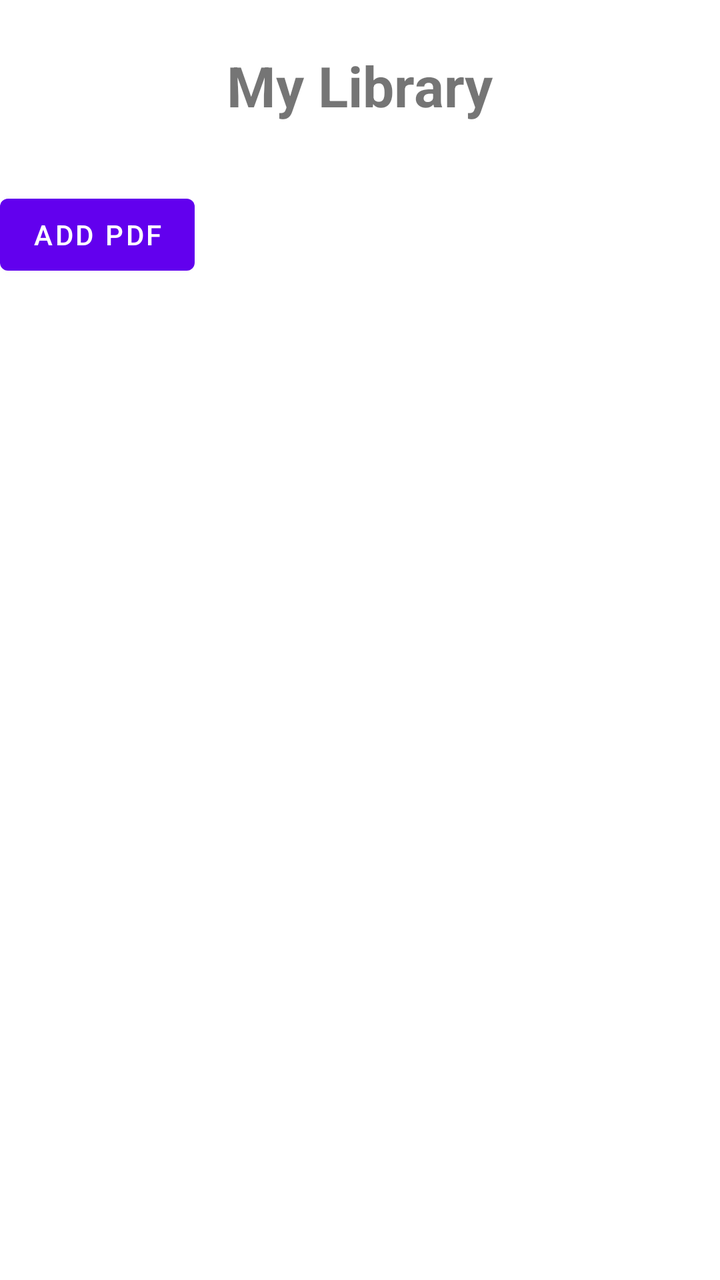
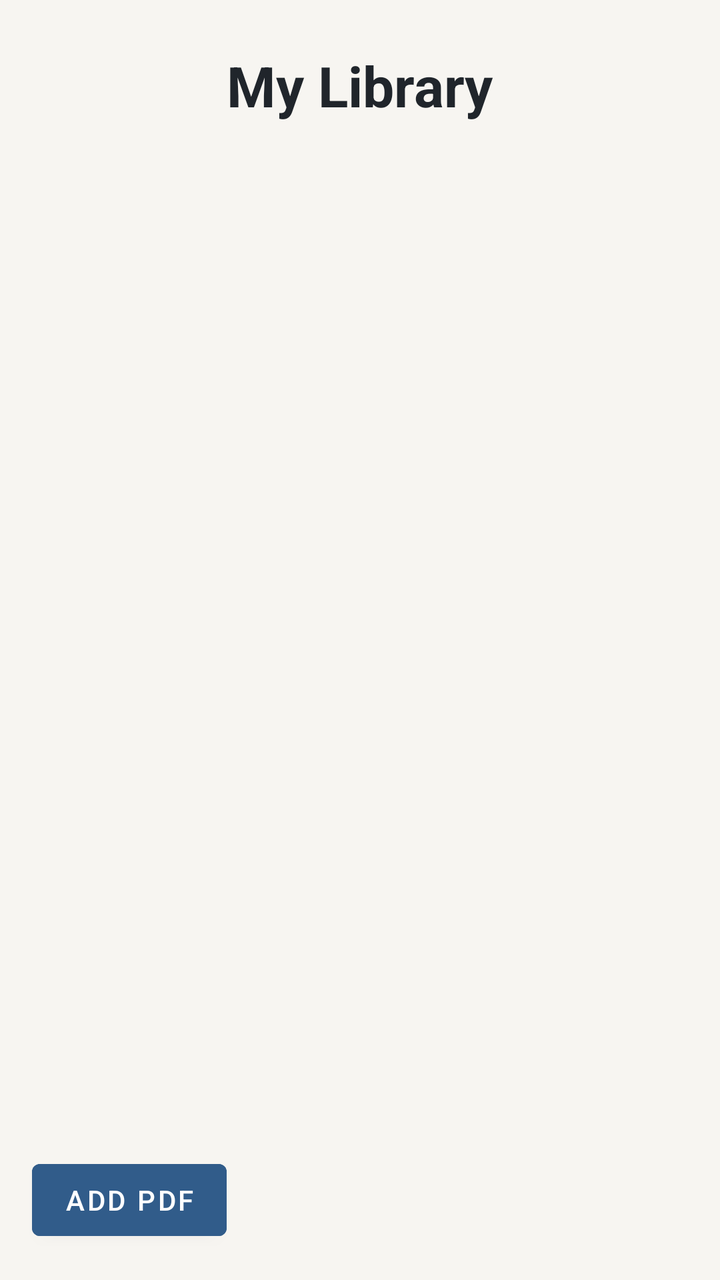

Two renders of the same Android screen: before a commit and after it. Below are the layout's source before the change and the commit's diff.
<!-- AndroidManifest.xml: application theme Theme.MindsetReader -->
<!-- res/layout/activity_library.xml -->
<?xml version="1.0" encoding="utf-8"?>
<LinearLayout xmlns:android="http://schemas.android.com/apk/res/android"
    android:orientation="vertical"
    android:layout_width="match_parent"
    android:layout_height="match_parent">

    <TextView
        android:layout_width="wrap_content"
        android:layout_height="wrap_content"
        android:text="@string/library_title"
        android:textSize="28sp"
        android:textStyle="bold"
        android:layout_gravity="center_horizontal"
        android:layout_marginTop="24dp" />



    <LinearLayout
        android:id="@+id/pdfLibraryContainer"
        android:layout_width="match_parent"
        android:layout_height="wrap_content"
        android:orientation="vertical"
        android:layout_marginTop="16dp" />

    <Button
        android:id="@+id/addPdfButton"
        android:layout_width="wrap_content"
        android:layout_height="wrap_content"
        android:layout_marginTop="16dp"
        android:text="@string/add_pdf" />

</LinearLayout>
<!-- resources referenced by this layout -->
<resources>
  <string name="add_pdf">Add PDF</string>
  <string name="library_title">My Library</string>
  <style name="Theme.MindsetReader" parent="Theme.MaterialComponents.DayNight.DarkActionBar">
          
          <item name="colorPrimary">@color/purple_500</item>
          <item name="colorPrimaryVariant">@color/purple_700</item>
          <item name="colorOnPrimary">@color/white</item>
          
          <item name="colorSecondary">@color/teal_200</item>
          <item name="colorSecondaryVariant">@color/teal_700</item>
          <item name="colorOnSecondary">@color/black</item>
          
          <item name="android:statusBarColor">?attr/colorPrimaryVariant</item>
          
      </style>
  <color name="purple_500">#FF6200EE</color>
  <color name="purple_700">#FF3700B3</color>
  <color name="white">#FFFFFFFF</color>
  <color name="teal_200">#FF03DAC5</color>
  <color name="teal_700">#FF018786</color>
  <color name="black">#FF000000</color>
</resources>

<!-- the commit's change to res/layout/activity_library.xml (unified diff, before → after) -->
@@ -2,7 +2,8 @@
 <LinearLayout xmlns:android="http://schemas.android.com/apk/res/android"
     android:orientation="vertical"
     android:layout_width="match_parent"
-    android:layout_height="match_parent">
+    android:layout_height="match_parent"
+    android:background="@color/background">
 
     <TextView
         android:layout_width="wrap_content"
@@ -10,23 +11,31 @@
         android:text="@string/library_title"
         android:textSize="28sp"
         android:textStyle="bold"
+        android:textColor="@color/text_primary"
         android:layout_gravity="center_horizontal"
         android:layout_marginTop="24dp" />
 
+    <ScrollView
+        android:layout_width="match_parent"
+        android:layout_height="0dp"
+        android:layout_weight="1"
+        android:layout_marginTop="16dp">
 
+        <LinearLayout
+            android:id="@+id/pdfLibraryContainer"
+            android:layout_width="match_parent"
+            android:layout_height="wrap_content"
+            android:orientation="vertical" />
 
-    <LinearLayout
-        android:id="@+id/pdfLibraryContainer"
-        android:layout_width="match_parent"
-        android:layout_height="wrap_content"
-        android:orientation="vertical"
-        android:layout_marginTop="16dp" />
+    </ScrollView>
 
     <Button
         android:id="@+id/addPdfButton"
         android:layout_width="wrap_content"
         android:layout_height="wrap_content"
-        android:layout_marginTop="16dp"
-        android:text="@string/add_pdf" />
+        android:layout_margin="16dp"
+        android:text="@string/add_pdf"
+        android:textColor="@color/white"
+        android:backgroundTint="@color/primary" />
 
 </LinearLayout>
<!-- resource entries referenced after the edit -->
@@ -1,25 +1,26 @@
 <!-- resources referenced by this layout -->
 <resources>
+  <color name="background">#F7F5F1</color>
+  <color name="primary">#315C8A</color>
+  <color name="text_primary">#20252B</color>
   <string name="add_pdf">Add PDF</string>
   <string name="library_title">My Library</string>
   <style name="Theme.MindsetReader" parent="Theme.MaterialComponents.DayNight.DarkActionBar">
-          
-          <item name="colorPrimary">@color/purple_500</item>
-          <item name="colorPrimaryVariant">@color/purple_700</item>
+  
+          <item name="colorPrimary">@color/primary</item>
+          <item name="colorPrimaryVariant">@color/primary_dark</item>
           <item name="colorOnPrimary">@color/white</item>
-          
-          <item name="colorSecondary">@color/teal_200</item>
-          <item name="colorSecondaryVariant">@color/teal_700</item>
+  
+          <item name="colorSecondary">@color/primary_light</item>
+          <item name="colorSecondaryVariant">@color/primary</item>
           <item name="colorOnSecondary">@color/black</item>
-          
+  
           <item name="android:statusBarColor">?attr/colorPrimaryVariant</item>
-          
+  
       </style>
-  <color name="purple_500">#FF6200EE</color>
-  <color name="purple_700">#FF3700B3</color>
+  <color name="primary_dark">#234568</color>
+  <color name="primary_light">#DCE9F5</color>
   <color name="white">#FFFFFFFF</color>
-  <color name="teal_200">#FF03DAC5</color>
-  <color name="teal_700">#FF018786</color>
   <color name="black">#FF000000</color>
 </resources>
 
